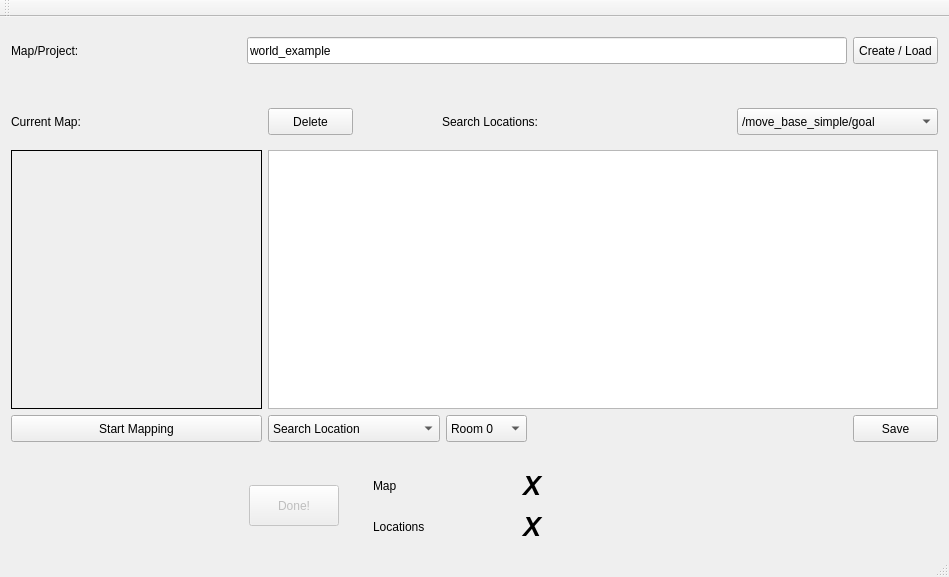
Old version of the form shakey_quickstart/src/mainwindow.ui in the repository speckdavid/shakey2016.
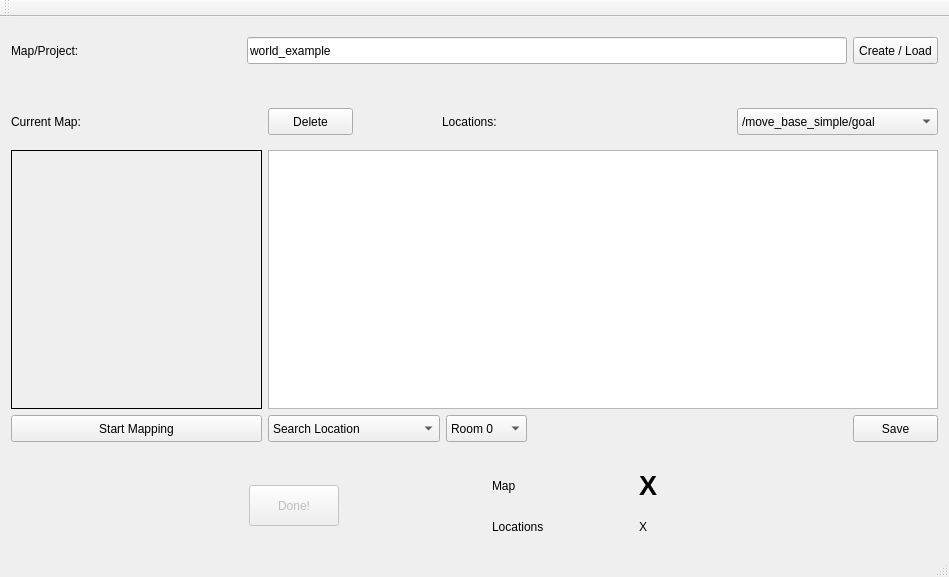
New version of the form.

Commit message: corrected doorway names

The edit to the form file:
```diff
--- a/shakey_quickstart/src/mainwindow.ui
+++ b/shakey_quickstart/src/mainwindow.ui
@@ -14,7 +14,7 @@
    <string>Shakey Quickstart</string>
   </property>
   <widget class="QWidget" name="centralWidget">
-   <layout class="QVBoxLayout" name="verticalLayout_6">
+   <layout class="QHBoxLayout" name="horizontalLayout_7">
     <item>
      <layout class="QVBoxLayout" name="verticalLayout_5">
       <item>
@@ -184,7 +184,7 @@
                <string notr="true">font: 75 20pt &quot;Ubuntu&quot;;</string>
               </property>
               <property name="text">
-               <string>Search Locations:</string>
+               <string>Locations:</string>
               </property>
              </widget>
             </item>
@@ -379,8 +379,6 @@
          </spacer>
         </item>
         <item>
-         <layout class="QHBoxLayout" name="horizontalLayout_4">
-          <item>
            <widget class="QPushButton" name="pushButton_Done">
             <property name="enabled">
              <bool>false</bool>
@@ -416,6 +414,8 @@
            </spacer>
           </item>
           <item>
+         <layout class="QHBoxLayout" name="horizontalLayout_4">
+          <item>
            <layout class="QVBoxLayout" name="verticalLayout_4">
             <item>
              <widget class="QLabel" name="label_5">
@@ -454,93 +454,47 @@
           <item>
            <layout class="QVBoxLayout" name="verticalLayout_3">
             <item>
-             <widget class="QLineEdit" name="lineEdit_XMap">
-              <property name="sizePolicy">
-               <sizepolicy hsizetype="Preferred" vsizetype="Fixed">
-                <horstretch>0</horstretch>
-                <verstretch>0</verstretch>
-               </sizepolicy>
-              </property>
+             <widget class="QLabel" name="label_X_map">
               <property name="minimumSize">
                <size>
-                <width>100</width>
+                <width>141</width>
                 <height>35</height>
                </size>
               </property>
               <property name="font">
                <font>
+                <family>Ubuntu</family>
                 <pointsize>20</pointsize>
                 <weight>75</weight>
-                <italic>true</italic>
+                <italic>false</italic>
                 <bold>true</bold>
                </font>
               </property>
               <property name="styleSheet">
-               <string notr="true">QLineEdit:!focus
-{
-  border: 1px solid transparent;
-  background: transparent;
-}
-QLineEdit:focus
-{
-  border: 1px solid transparent;
-  background: white;
-}</string>
+               <string notr="true">font: bold 20pt &quot;Ubuntu&quot;;</string>
               </property>
               <property name="text">
                <string>X</string>
               </property>
-              <property name="readOnly">
-               <bool>true</bool>
+              <property name="scaledContents">
+               <bool>false</bool>
               </property>
              </widget>
             </item>
             <item>
-             <widget class="QLineEdit" name="lineEdit_XLocations">
-              <property name="sizePolicy">
-               <sizepolicy hsizetype="Preferred" vsizetype="Fixed">
-                <horstretch>0</horstretch>
-                <verstretch>0</verstretch>
-               </sizepolicy>
-              </property>
+             <widget class="QLabel" name="label_X_locs">
               <property name="minimumSize">
                <size>
-                <width>100</width>
+                <width>141</width>
                 <height>35</height>
                </size>
               </property>
-              <property name="maximumSize">
-               <size>
-                <width>200</width>
-                <height>16777215</height>
-               </size>
-              </property>
-              <property name="font">
-               <font>
-                <pointsize>20</pointsize>
-                <weight>75</weight>
-                <italic>true</italic>
-                <bold>true</bold>
-               </font>
-              </property>
               <property name="styleSheet">
-               <string notr="true">QLineEdit:!focus
-{
-  border: 1px solid transparent;
-  background: transparent;
-}
-QLineEdit:focus
-{
-  border: 1px solid transparent;
-  background: white;
-}</string>
+               <string notr="true">font: bold 20pt &quot;Ubuntu&quot;;</string>
               </property>
               <property name="text">
                <string>X</string>
               </property>
-              <property name="readOnly">
-               <bool>true</bool>
-              </property>
              </widget>
             </item>
            </layout>
```
Lines whose indentation alone changed are shown as unchanged. The commit also changes 1 other file.
